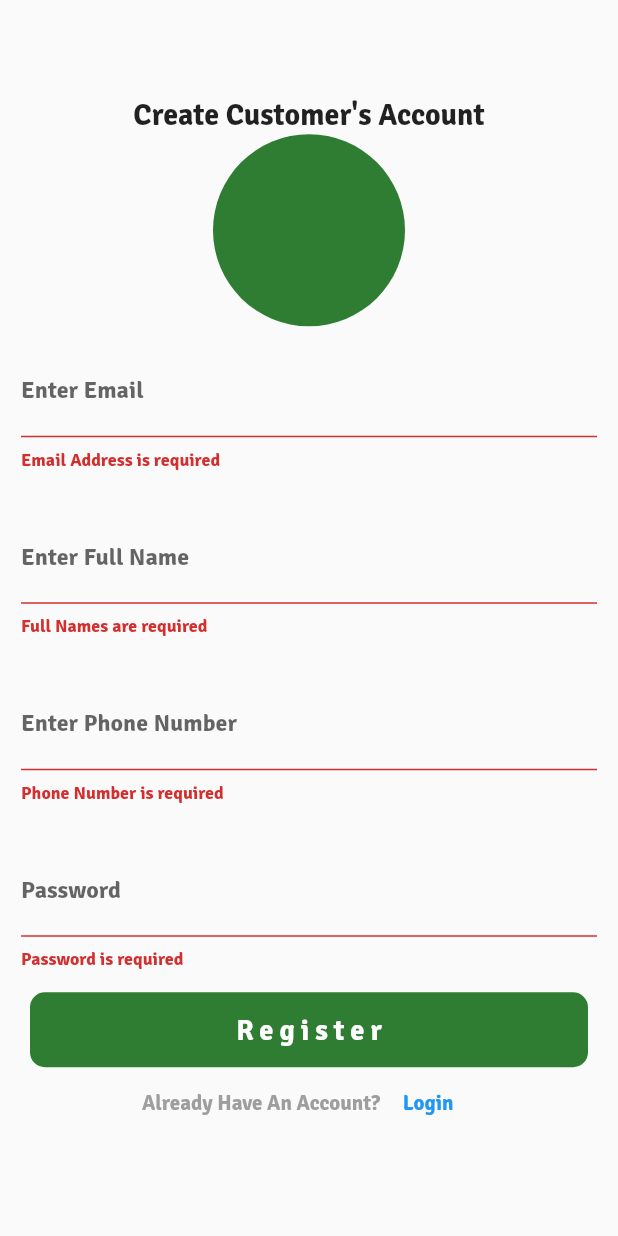
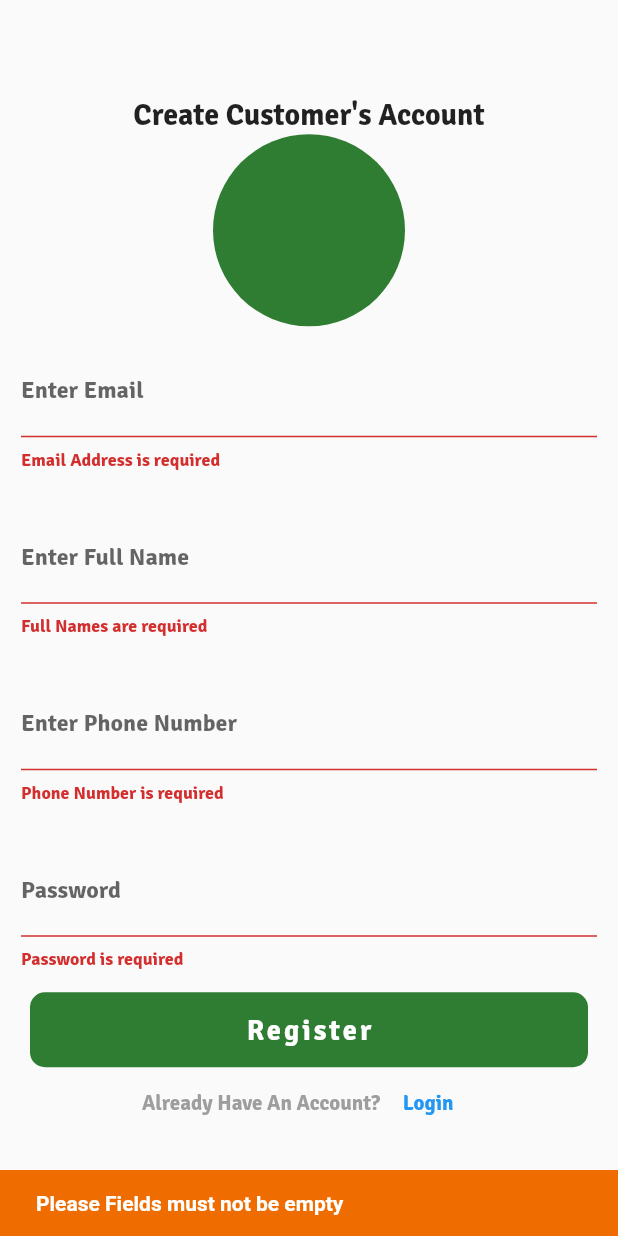
Before and after one commit to Briankurtish/MultiVendorApp, a Flutter app: the screen it shows after launch, after a tap on "Register", on a phone screen of 412 x 824 dp. Run offline on Flutter 3.47's test engine with Material 2 defaults, Android fonts, the phone set to English and light mode, and no system bars; our stand-ins replace cloud_firestore, firebase_auth, firebase_core, flutter_svg; accounts and stored records are empty.

Commit message:
added a snackbar

```diff
--- /dev/null
+++ b/multi_vendor_app/lib/utils/show_snackbar.dart
@@ -0,0 +1,13 @@
+import 'package:flutter/material.dart';
+
+showSnack(context, String title) {
+  ScaffoldMessenger.of(context).showSnackBar(
+    SnackBar(
+      backgroundColor: Colors.orange.shade800,
+      content: Text(
+        title,
+        style: TextStyle(fontWeight: FontWeight.bold),
+      ),
+    ),
+  );
+}
--- a/multi_vendor_app/lib/views/buyers/auth/register_screen.dart
+++ b/multi_vendor_app/lib/views/buyers/auth/register_screen.dart
@@ -1,21 +1,32 @@
 import 'package:flutter/material.dart';
 import 'package:multi_vendor_app/controllers/auth_controller.dart';
+import 'package:multi_vendor_app/utils/show_snackbar.dart';
 import 'package:multi_vendor_app/views/buyers/auth/login_screen.dart';
 
-class RegisterScreen extends StatelessWidget {
+class RegisterScreen extends StatefulWidget {
+  @override
+  State<RegisterScreen> createState() => _RegisterScreenState();
+}
+
+class _RegisterScreenState extends State<RegisterScreen> {
   final AuthController _authController = AuthController();
 
   final GlobalKey<FormState> _formKey = GlobalKey<FormState>();
+
   late String email;
+
   late String fullName;
+
   late String phoneNumber;
+
   late String password;
 
   _signUpUser() async {
     if (_formKey.currentState!.validate()) {
       await _authController.signUpUsers(email, fullName, phoneNumber, password);
+      return showSnack(context, "Account Registration Successful!!");
     } else {
-      print("Wrong Inputs");
+      return showSnack(context, "Please Fields must not be empty");
     }
   }
 
@@ -127,7 +138,7 @@ class RegisterScreen extends StatelessWidget {
                           color: Colors.white,
                           fontSize: 19,
                           fontWeight: FontWeight.bold,
-                          letterSpacing: 4,
+                          letterSpacing: 2,
                         ),
                       ),
                     ),
```
